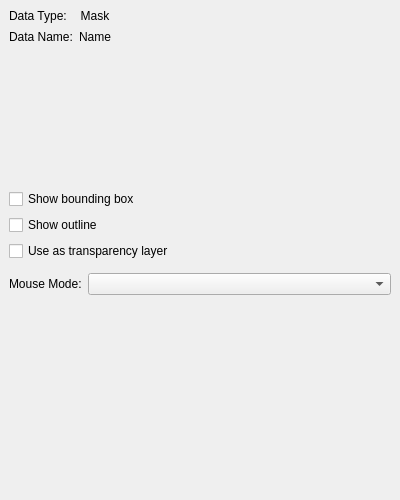
Above: src/WhiskerToolbox/Media_Widget/MediaMask_Widget/MediaMask_Widget.ui from paulmthompson/WhiskerToolbox before the change. Below: the same form after it.
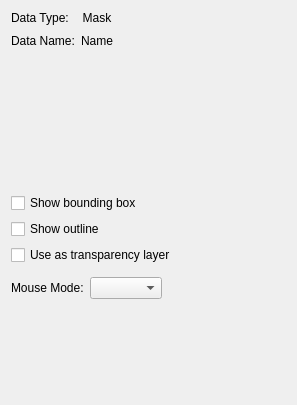
That is the form after the change. Custom widgets are drawn as their Qt base class.

```diff
--- a/src/WhiskerToolbox/Media_Widget/MediaMask_Widget/MediaMask_Widget.ui
+++ b/src/WhiskerToolbox/Media_Widget/MediaMask_Widget/MediaMask_Widget.ui
@@ -6,46 +6,16 @@
    <rect>
     <x>0</x>
     <y>0</y>
-    <width>400</width>
-    <height>500</height>
+    <width>297</width>
+    <height>405</height>
    </rect>
   </property>
-  <property name="sizePolicy">
-   <sizepolicy hsizetype="Expanding" vsizetype="Fixed">
-    <horstretch>0</horstretch>
-    <verstretch>0</verstretch>
-   </sizepolicy>
-  </property>
   <property name="windowTitle">
    <string>Form</string>
   </property>
   <layout class="QVBoxLayout" name="verticalLayout">
-   <property name="spacing">
-    <number>6</number>
-   </property>
-   <property name="leftMargin">
-    <number>9</number>
-   </property>
-   <property name="topMargin">
-    <number>9</number>
-   </property>
-   <property name="rightMargin">
-    <number>9</number>
-   </property>
-   <property name="bottomMargin">
-    <number>9</number>
-   </property>
    <item>
     <layout class="QGridLayout" name="gridLayout">
-     <property name="sizeConstraint">
-      <enum>QLayout::SizeConstraint::SetFixedSize</enum>
-     </property>
-     <property name="horizontalSpacing">
-      <number>6</number>
-     </property>
-     <property name="verticalSpacing">
-      <number>4</number>
-     </property>
      <item row="0" column="1">
       <widget class="QLabel" name="label_3">
        <property name="text">
@@ -96,20 +66,31 @@
     </layout>
    </item>
    <item>
-    <widget class="ColorPicker_Widget" name="color_picker" native="true">
-     <property name="sizePolicy">
-      <sizepolicy hsizetype="Expanding" vsizetype="Fixed">
-       <horstretch>0</horstretch>
-       <verstretch>0</verstretch>
-      </sizepolicy>
-     </property>
-     <property name="minimumSize">
-      <size>
-       <width>200</width>
-       <height>130</height>
-      </size>
-     </property>
-    </widget>
+    <layout class="QHBoxLayout" name="horizontalLayout_4">
+     <item>
+      <widget class="ColorPicker_Widget" name="color_picker" native="true">
+       <property name="minimumSize">
+        <size>
+         <width>200</width>
+         <height>130</height>
+        </size>
+       </property>
+      </widget>
+     </item>
+     <item>
+      <spacer name="horizontalSpacer">
+       <property name="orientation">
+        <enum>Qt::Orientation::Horizontal</enum>
+       </property>
+       <property name="sizeHint" stdset="0">
+        <size>
+         <width>40</width>
+         <height>20</height>
+        </size>
+       </property>
+      </spacer>
+     </item>
+    </layout>
    </item>
    <item>
     <widget class="QCheckBox" name="show_bounding_box_checkbox">
@@ -162,9 +143,6 @@
    </item>
    <item>
     <layout class="QHBoxLayout" name="horizontalLayout">
-     <property name="spacing">
-      <number>6</number>
-     </property>
      <item>
       <widget class="QLabel" name="label_2">
        <property name="text">
@@ -173,14 +151,20 @@
       </widget>
      </item>
      <item>
-      <widget class="QComboBox" name="selection_mode_combo">
-       <property name="sizePolicy">
-        <sizepolicy hsizetype="Expanding" vsizetype="Fixed">
-         <horstretch>0</horstretch>
-         <verstretch>0</verstretch>
-        </sizepolicy>
+      <widget class="QComboBox" name="selection_mode_combo"/>
+     </item>
+     <item>
+      <spacer name="horizontalSpacer_3">
+       <property name="orientation">
+        <enum>Qt::Orientation::Horizontal</enum>
        </property>
-      </widget>
+       <property name="sizeHint" stdset="0">
+        <size>
+         <width>40</width>
+         <height>20</height>
+        </size>
+       </property>
+      </spacer>
      </item>
     </layout>
    </item>
```
Left out of the diff: 11 changed lines with no effect on the pictures.
